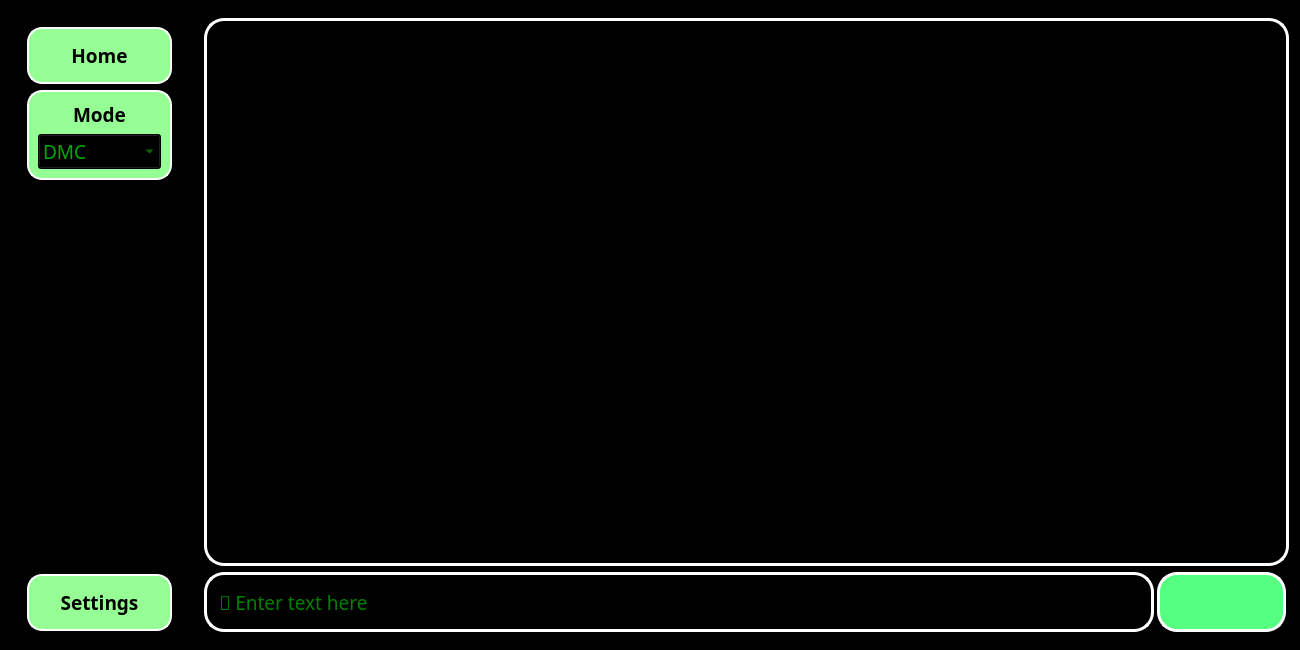
This is chatbot/design.ui in ImmortalCedwin/chatbot as Qt 5 draws it before an edit. The edited form follows.
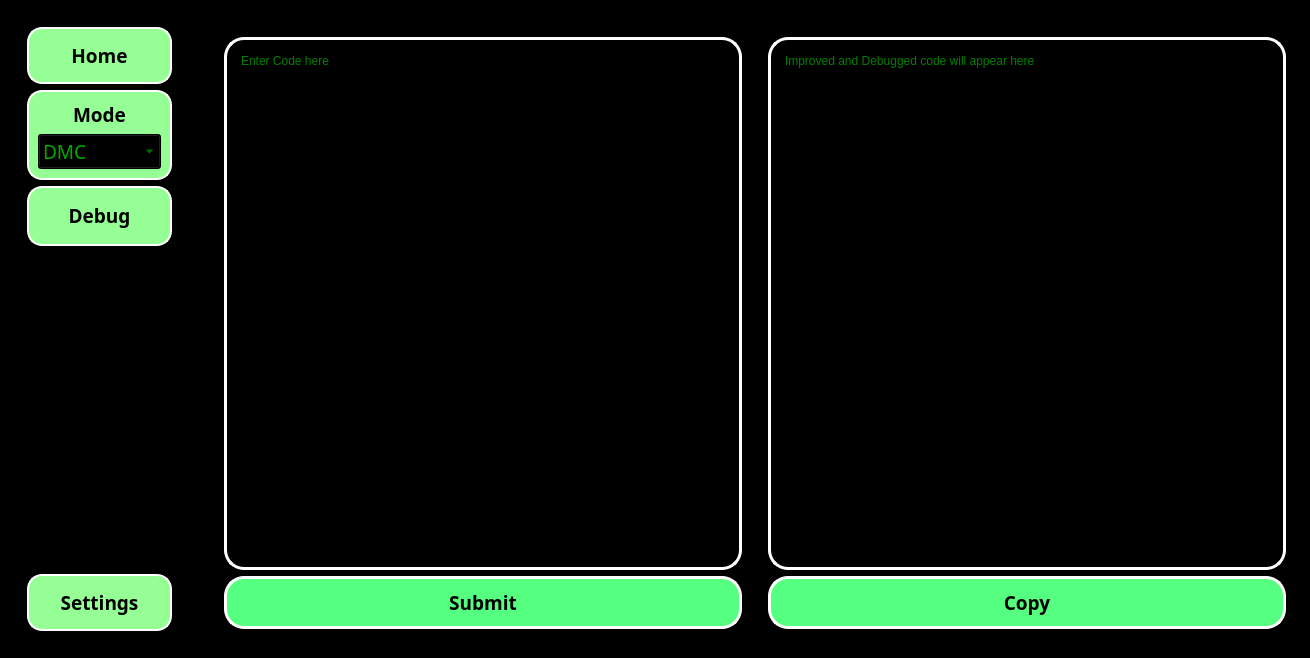
This is the edited form. Icons and pictures are not drawn.

Commit message: added debug feature.

What changed in the file:
```diff
--- a/chatbot/design.ui
+++ b/chatbot/design.ui
@@ -6,8 +6,8 @@
    <rect>
     <x>0</x>
     <y>0</y>
-    <width>1300</width>
-    <height>650</height>
+    <width>1310</width>
+    <height>658</height>
    </rect>
   </property>
   <property name="sizePolicy">
@@ -118,7 +118,7 @@
        <property name="rightMargin">
         <number>9</number>
        </property>
-       <item alignment="Qt::AlignHCenter">
+       <item>
         <widget class="QWidget" name="left_sub_menu" native="true">
          <property name="sizePolicy">
           <sizepolicy hsizetype="Preferred" vsizetype="Preferred">
@@ -294,18 +294,59 @@
             </layout>
            </widget>
           </item>
+          <item>
+           <widget class="QFrame" name="frame_6">
+            <property name="sizePolicy">
+             <sizepolicy hsizetype="MinimumExpanding" vsizetype="Fixed">
+              <horstretch>0</horstretch>
+              <verstretch>0</verstretch>
+             </sizepolicy>
+            </property>
+            <property name="minimumSize">
+             <size>
+              <width>145</width>
+              <height>60</height>
+             </size>
+            </property>
+            <property name="frameShape">
+             <enum>QFrame::StyledPanel</enum>
+            </property>
+            <property name="frameShadow">
+             <enum>QFrame::Raised</enum>
+            </property>
+            <layout class="QHBoxLayout" name="horizontalLayout_6">
+             <item>
+              <widget class="QPushButton" name="translate_btn">
+               <property name="font">
+                <font>
+                 <family>Cascadia Code</family>
+                 <pointsize>14</pointsize>
+                 <bold>true</bold>
+                </font>
+               </property>
+               <property name="text">
+                <string>Debug</string>
+               </property>
+               <property name="flat">
+                <bool>true</bool>
+               </property>
+              </widget>
+             </item>
+            </layout>
+           </widget>
+          </item>
           <item>
            <spacer name="verticalSpacer">
             <property name="orientation">
              <enum>Qt::Vertical</enum>
             </property>
             <property name="sizeType">
-             <enum>QSizePolicy::Expanding</enum>
+             <enum>QSizePolicy::MinimumExpanding</enum>
             </property>
             <property name="sizeHint" stdset="0">
              <size>
               <width>20</width>
-              <height>100</height>
+              <height>320</height>
              </size>
             </property>
            </spacer>
@@ -374,7 +415,44 @@
      </widget>
     </item>
     <item>
+     <widget class="QStackedWidget" name="stackedWidget">
+      <property name="sizePolicy">
+       <sizepolicy hsizetype="MinimumExpanding" vsizetype="MinimumExpanding">
+        <horstretch>0</horstretch>
+        <verstretch>0</verstretch>
+       </sizepolicy>
+      </property>
+      <property name="minimumSize">
+       <size>
+        <width>1105</width>
+        <height>600</height>
+       </size>
+      </property>
+      <property name="styleSheet">
+       <string notr="true"/>
+      </property>
+      <property name="currentIndex">
+       <number>1</number>
+      </property>
+      <widget class="QWidget" name="main_page">
+       <property name="sizePolicy">
+        <sizepolicy hsizetype="MinimumExpanding" vsizetype="MinimumExpanding">
+         <horstretch>0</horstretch>
+         <verstretch>0</verstretch>
+        </sizepolicy>
+       </property>
+       <property name="minimumSize">
+        <size>
+         <width>1100</width>
+         <height>600</height>
+        </size>
+       </property>
+       <layout class="QVBoxLayout" name="verticalLayout_4">
+        <item>
      <widget class="QWidget" name="main" native="true">
+          <property name="enabled">
+           <bool>true</bool>
+          </property>
       <property name="sizePolicy">
        <sizepolicy hsizetype="MinimumExpanding" vsizetype="MinimumExpanding">
         <horstretch>0</horstretch>
@@ -384,7 +462,7 @@
       <property name="minimumSize">
        <size>
         <width>1100</width>
-        <height>600</height>
+            <height>630</height>
        </size>
       </property>
       <property name="maximumSize">
@@ -448,19 +526,21 @@
          </property>
          <property name="minimumSize">
           <size>
-           <width>1085</width>
+               <width>1070</width>
            <height>540</height>
           </size>
          </property>
          <property name="styleSheet">
-          <string notr="true">
-QTextBrowser {
-border: 3px solid white; 
-border-radius: 20px; 
-padding: 10px;
-background-color: rgb(0, 0, 0);
-}
-</string>
+              <string notr="true">QTextBrowser {
+	border: 3px solid white; 
+	border-radius: 20px; 
+	padding: 10px;
+	background-color: rgb(0, 0, 0);
+	color: rgb(0, 255, 0);
+}</string>
+             </property>
+             <property name="verticalScrollBarPolicy">
+              <enum>Qt::ScrollBarAsNeeded</enum>
          </property>
          <property name="lineWrapMode">
           <enum>QTextEdit::WidgetWidth</enum>
@@ -468,61 +548,162 @@
          <property name="textInteractionFlags">
           <set>Qt::LinksAccessibleByKeyboard|Qt::LinksAccessibleByMouse|Qt::TextBrowserInteraction|Qt::TextSelectableByKeyboard|Qt::TextSelectableByMouse</set>
          </property>
-        </widget>
-       </item>
-       <item row="1" column="1">
-        <widget class="QPushButton" name="send">
-         <property name="sizePolicy">
-          <sizepolicy hsizetype="MinimumExpanding" vsizetype="Fixed">
-           <horstretch>0</horstretch>
-           <verstretch>0</verstretch>
-          </sizepolicy>
-         </property>
-         <property name="minimumSize">
-          <size>
-           <width>100</width>
-           <height>60</height>
-          </size>
-         </property>
-         <property name="maximumSize">
-          <size>
-           <width>200</width>
-           <height>16777215</height>
-          </size>
-         </property>
-         <property name="font">
-          <font>
-           <family>Cascadia Code</family>
-           <pointsize>12</pointsize>
-          </font>
-         </property>
-         <property name="styleSheet">
-          <string notr="true">QPushButton{
-border: 3px solid white; 
-border-radius: 20px; 
-padding: 10px;
-	background-color: rgb(85, 255, 127);
-}</string>
-         </property>
-         <property name="text">
+             <property name="placeholderText">
           <string/>
          </property>
-         <property name="icon">
-          <iconset>
-           <normaloff>icons/icons8-sent-48.png</normaloff>icons/icons8-sent-48.png</iconset>
-         </property>
-         <property name="iconSize">
+            </widget>
+           </item>
+          </layout>
+         </widget>
+        </item>
+       </layout>
+      </widget>
+      <widget class="QWidget" name="translation_page">
+       <property name="sizePolicy">
+        <sizepolicy hsizetype="MinimumExpanding" vsizetype="MinimumExpanding">
+         <horstretch>0</horstretch>
+         <verstretch>0</verstretch>
+        </sizepolicy>
+       </property>
+       <property name="minimumSize">
           <size>
-           <width>30</width>
-           <height>30</height>
-          </size>
-         </property>
-         <property name="flat">
+         <width>1100</width>
+         <height>630</height>
+        </size>
+       </property>
+       <layout class="QHBoxLayout" name="horizontalLayout_5">
+        <item>
+         <widget class="QWidget" name="translate" native="true">
+          <property name="sizePolicy">
+           <sizepolicy hsizetype="MinimumExpanding" vsizetype="MinimumExpanding">
+            <horstretch>0</horstretch>
+            <verstretch>0</verstretch>
+           </sizepolicy>
+          </property>
+          <property name="minimumSize">
+           <size>
+            <width>1100</width>
+            <height>630</height>
+           </size>
+          </property>
+          <property name="styleSheet">
+           <string notr="true">QWidget{
+	
+	background-color: rgb(0, 0, 0);
+}
+</string>
+          </property>
+          <layout class="QHBoxLayout" name="horizontalLayout_3">
+           <item>
+            <widget class="QFrame" name="frame_4">
+             <property name="frameShape">
+              <enum>QFrame::StyledPanel</enum>
+             </property>
+             <property name="frameShadow">
+              <enum>QFrame::Raised</enum>
+             </property>
+             <layout class="QVBoxLayout" name="verticalLayout_5">
+              <item>
+               <widget class="QTextEdit" name="debug_from">
+                <property name="styleSheet">
+                 <string notr="true">QTextEdit {
+	border: 3px solid white; 
+	border-radius: 20px; 
+	padding: 10px;
+	background-color: rgb(0, 0, 0);
+	color: rgb(0, 255, 0);	
+	font: 700 14pt &quot;Cascadia Code&quot;;
+}</string>
+                </property>
+                <property name="placeholderText">
+                 <string>Enter Code here</string>
+                </property>
+               </widget>
+              </item>
+              <item>
+               <widget class="QPushButton" name="submit_code_btn">
+                <property name="font">
+                 <font>
+                  <family>Cascadia Code</family>
+                  <pointsize>14</pointsize>
+                  <bold>true</bold>
+                 </font>
+                </property>
+                <property name="styleSheet">
+                 <string notr="true">QPushButton{
+	border: 3px solid white; 
+	border-radius: 20px; 
+	padding: 10px;
+	background-color: rgb(85, 255, 127);
+}</string>
+                </property>
+                <property name="text">
+                 <string>Submit</string>
+                </property>
+               </widget>
+              </item>
+             </layout>
+            </widget>
+           </item>
+           <item>
+            <widget class="QFrame" name="frame_5">
+             <property name="frameShape">
+              <enum>QFrame::StyledPanel</enum>
+             </property>
+             <property name="frameShadow">
+              <enum>QFrame::Raised</enum>
+             </property>
+             <layout class="QVBoxLayout" name="verticalLayout_6">
+              <item>
+               <widget class="QTextEdit" name="debug_to">
+                <property name="styleSheet">
+                 <string notr="true">QTextEdit {
+	border: 3px solid white; 
+	border-radius: 20px; 
+	padding: 10px;
+	background-color: rgb(0, 0, 0);
+	color: rgb(0, 255, 0);
+	font: 700 14pt &quot;Cascadia Code&quot;;
+}</string>
+                </property>
+                <property name="readOnly">
           <bool>true</bool>
          </property>
-        </widget>
-       </item>
-      </layout>
+                <property name="placeholderText">
+                 <string>Improved and Debugged code will appear here</string>
+                </property>
+               </widget>
+              </item>
+              <item>
+               <widget class="QPushButton" name="copy_code_btn">
+                <property name="font">
+                 <font>
+                  <family>Cascadia Code</family>
+                  <pointsize>14</pointsize>
+                  <bold>true</bold>
+                 </font>
+                </property>
+                <property name="styleSheet">
+                 <string notr="true">QPushButton{
+	border: 3px solid white; 
+	border-radius: 20px; 
+	padding: 10px;
+	background-color: rgb(85, 255, 127);
+}</string>
+                </property>
+                <property name="text">
+                 <string>Copy</string>
+                </property>
+               </widget>
+              </item>
+             </layout>
+            </widget>
+           </item>
+          </layout>
+         </widget>
+        </item>
+       </layout>
+      </widget>
      </widget>
     </item>
    </layout>
```
Left out of the diff: 52 changed lines with no effect on the pictures. Lines whose indentation alone changed are shown as unchanged. The commit also changes 5 other files.
